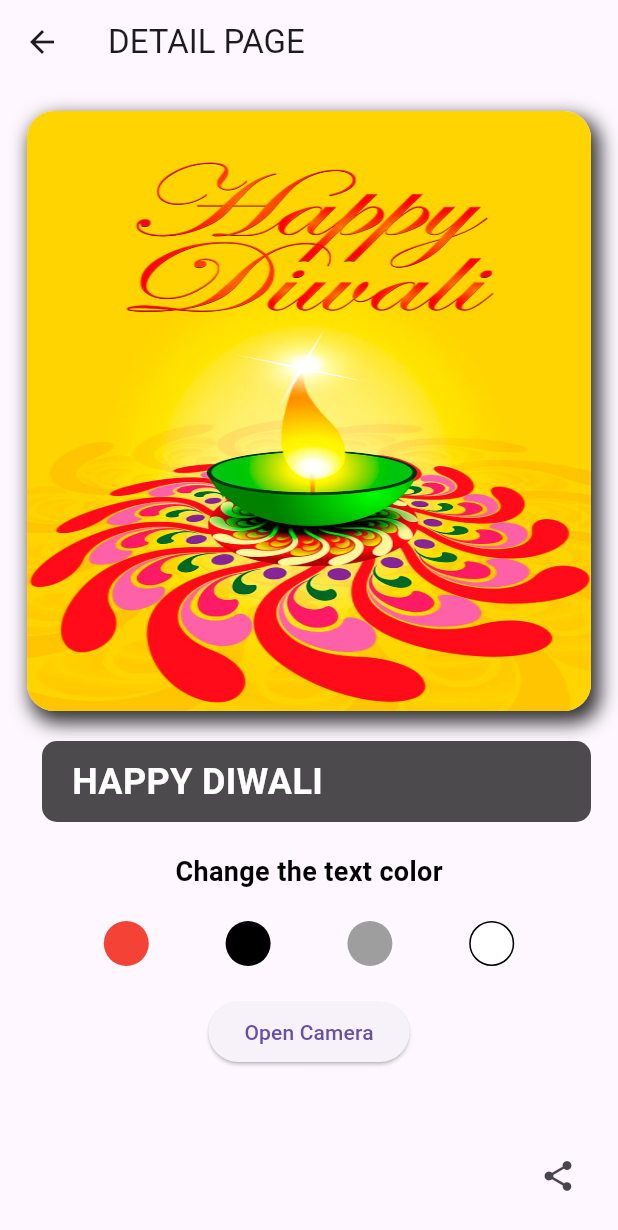
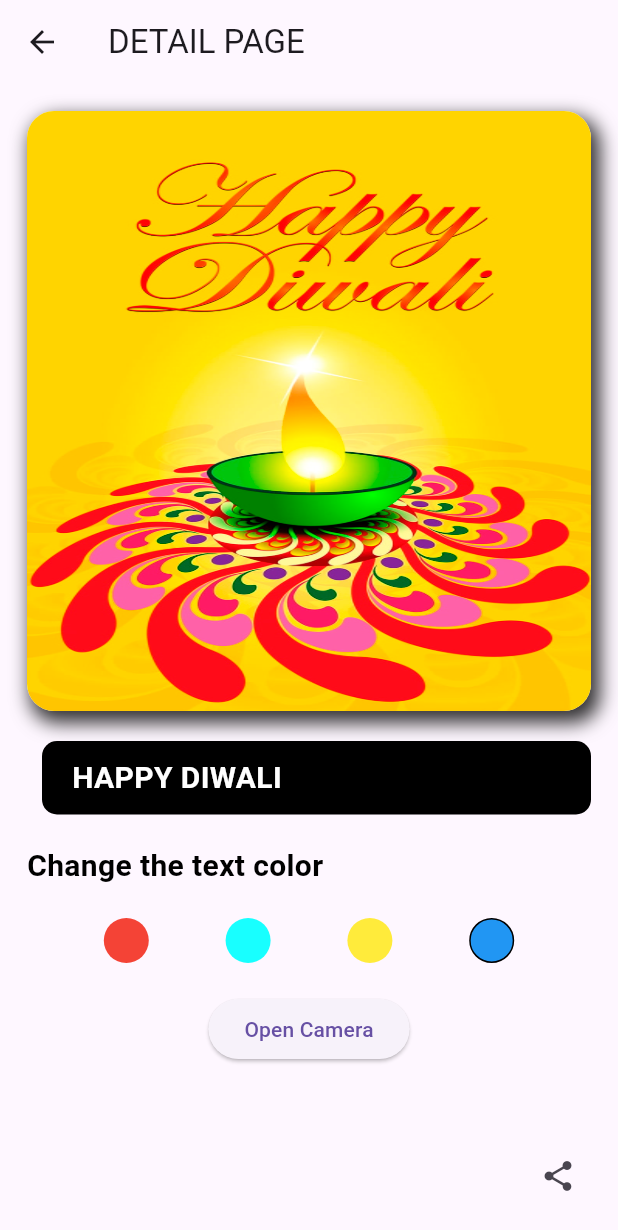
Before and after one commit to 4324MAYUR/festival_app, a Flutter app: the screen it shows after launch, after a tap on "HAPPY DIWALI", on a phone screen of 412 x 824 dp. Shown: the top 1230 px of the screen. Run offline on Flutter 3.47's test engine with Material 3 defaults, Android fonts, the light colour scheme and no system bars; our stand-ins replace image_picker, share_plus.

Commit message:
okay all Done

```diff
--- a/lib/screen_page/detail_page/detail_page.dart
+++ b/lib/screen_page/detail_page/detail_page.dart
@@ -1,7 +1,12 @@
 import 'dart:io';
+import 'dart:typed_data';
+import 'dart:ui' as ui;
 
 import 'package:flutter/material.dart';
+import 'package:flutter/rendering.dart';
 import 'package:image_picker/image_picker.dart';
+import 'package:path_provider/path_provider.dart';
+import 'package:share_plus/share_plus.dart';
 
 class DetailPage extends StatefulWidget {
   const DetailPage({super.key});
@@ -11,8 +16,9 @@ class DetailPage extends StatefulWidget {
 }
 
 class _DetailPageState extends State<DetailPage> {
-  Color selectedColor = Colors.white; // For text color
-  File? _image; // For storing the captured image
+  Color selectedColor = Colors.white;
+  File? _image;
+  final GlobalKey _globalKey = GlobalKey();
 
   Future<void> _openCamera() async {
     final ImagePicker picker = ImagePicker();
@@ -21,6 +27,27 @@ class _DetailPageState extends State<DetailPage> {
       setState(() {
         _image = File(pickedFile.path); // Save the captured image
       });
+    }
+  }
+
+  Future<void> _captureAndShare() async {
+    try {
+      RenderRepaintBoundary boundary = _globalKey.currentContext
+          ?.findRenderObject() as RenderRepaintBoundary;
+      ui.Image image = await boundary.toImage(pixelRatio: 3.0);
+
+      ByteData? byteData =
+          await image.toByteData(format: ui.ImageByteFormat.png);
+      Uint8List pngBytes = byteData!.buffer.asUint8List();
+
+      final directory = (await getApplicationDocumentsDirectory()).path;
+      File imgFile = File('$directory/screenshot.png');
+      await imgFile.writeAsBytes(pngBytes);
+
+      await Share.shareFiles([imgFile.path],
+          text: 'Check out this detail page!');
+    } catch (e) {
+      print("Error capturing and sharing the screenshot: $e");
     }
   }
 
@@ -34,11 +61,14 @@ class _DetailPageState extends State<DetailPage> {
         title: const Text("DETAIL PAGE"),
       ),
       floatingActionButton: IconButton(
-        onPressed: () {},
+        onPressed: _captureAndShare, // Share the captured UI
         icon: const Icon(Icons.share),
       ),
       body: Padding(
         padding: const EdgeInsets.all(18),
+        child: SingleChildScrollView(
+          child: RepaintBoundary(
+            key: _globalKey,
             child: Column(
               children: [
                 Container(
@@ -48,10 +78,7 @@ class _DetailPageState extends State<DetailPage> {
                     color: Colors.white,
                     borderRadius: BorderRadius.circular(18),
                     image: DecorationImage(
-                  image: AssetImage(
-                    data?['icon'] ??
-                        'lib/assets/placeholder.png', // Placeholder image if needed
-                  ),
+                      image: AssetImage(data?['icon']),
                       fit: BoxFit.fill,
                     ),
                     boxShadow: [
@@ -65,11 +92,9 @@ class _DetailPageState extends State<DetailPage> {
                   ),
                 ),
                 const SizedBox(height: 20),
-            // Row to display title and image
                 Row(
                   mainAxisAlignment: MainAxisAlignment.start,
                   children: [
-                // Display the captured image if available
                     if (_image != null)
                       Container(
                         width: 80,
@@ -86,15 +111,17 @@ class _DetailPageState extends State<DetailPage> {
                     Expanded(
                       child: Container(
                         padding: const EdgeInsets.symmetric(
-                        vertical: 10, horizontal: 20),
+                          vertical: 10,
+                          horizontal: 20,
+                        ),
                         decoration: BoxDecoration(
-                      color: Colors.black.withOpacity(0.7),
+                          color: Colors.black,
                           borderRadius: BorderRadius.circular(10),
                         ),
                         child: Text(
-                      data?['title'] ?? 'Festival Name',
+                          data?['title'],
                           style: TextStyle(
-                        fontSize: 24,
+                            fontSize: 20,
                             fontWeight: FontWeight.bold,
                             color: selectedColor,
                           ),
@@ -104,16 +131,20 @@ class _DetailPageState extends State<DetailPage> {
                   ],
                 ),
                 const SizedBox(height: 20),
-            const Text(
+                const Row(
+                  mainAxisAlignment: MainAxisAlignment.start,
+                  children: [
+                    Text(
                       "Change the text color",
                       style: TextStyle(
-                fontSize: 18,
+                        fontSize: 20,
                         fontWeight: FontWeight.bold,
-                color: Colors.black, // You can adjust this color as needed
+                        color: Colors.black,
                       ),
                     ),
+                  ],
+                ),
                 const SizedBox(height: 20),
-            // Color selection row
                 Row(
                   mainAxisAlignment: MainAxisAlignment.spaceEvenly,
                   children: [
@@ -135,14 +166,14 @@ class _DetailPageState extends State<DetailPage> {
                     GestureDetector(
                       onTap: () {
                         setState(() {
-                      selectedColor = Colors.black;
+                          selectedColor = Colors.cyanAccent;
                         });
                       },
                       child: Container(
                         width: 30,
                         height: 30,
                         decoration: BoxDecoration(
-                      color: Colors.black,
+                          color: Colors.cyanAccent,
                           borderRadius: BorderRadius.circular(25),
                         ),
                       ),
@@ -150,14 +181,14 @@ class _DetailPageState extends State<DetailPage> {
                     GestureDetector(
                       onTap: () {
                         setState(() {
-                      selectedColor = Colors.grey;
+                          selectedColor = Colors.yellow;
                         });
                       },
                       child: Container(
                         width: 30,
                         height: 30,
                         decoration: BoxDecoration(
-                      color: Colors.grey,
+                          color: Colors.yellow,
                           borderRadius: BorderRadius.circular(25),
                         ),
                       ),
@@ -165,14 +196,14 @@ class _DetailPageState extends State<DetailPage> {
                     GestureDetector(
                       onTap: () {
                         setState(() {
-                      selectedColor = Colors.white;
+                          selectedColor = Colors.blue;
                         });
                       },
                       child: Container(
                         width: 30,
                         height: 30,
                         decoration: BoxDecoration(
-                      color: Colors.white,
+                          color: Colors.blue,
                           border: Border.all(color: Colors.black),
                           borderRadius: BorderRadius.circular(25),
                         ),
@@ -188,6 +219,8 @@ class _DetailPageState extends State<DetailPage> {
               ],
             ),
           ),
+        ),
+      ),
     );
   }
 }
```
Lines whose indentation alone changed are shown as unchanged.
